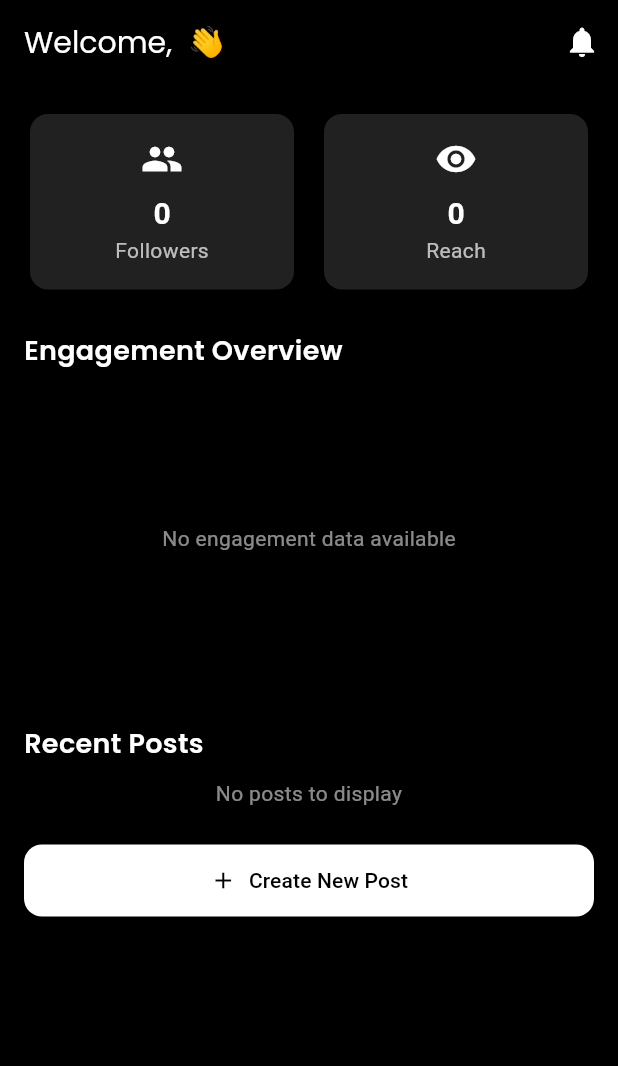
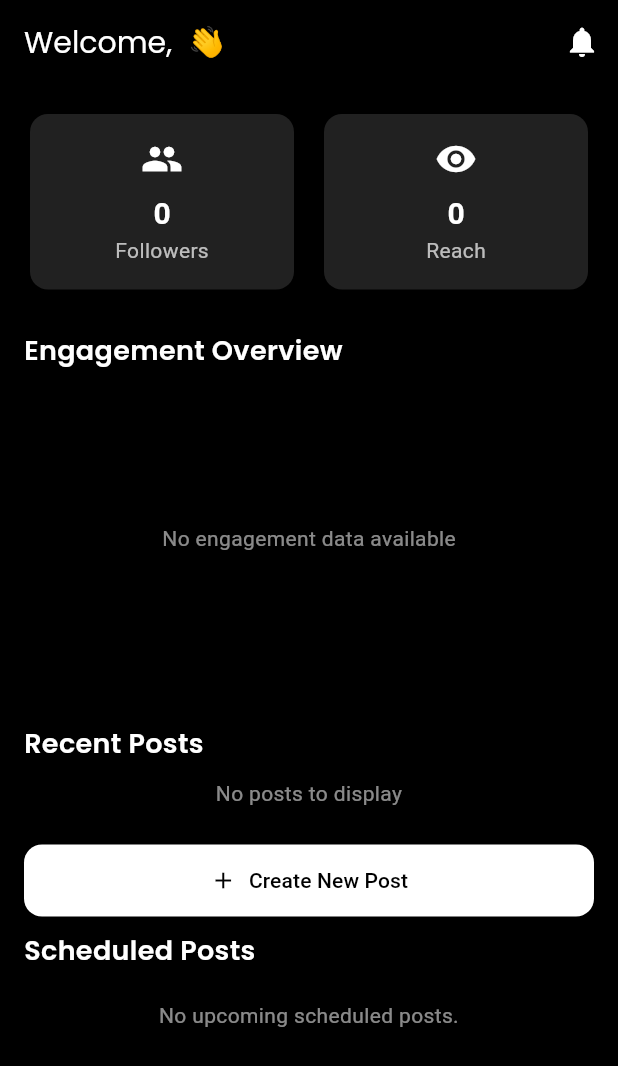
Before and after one commit to kartikkumarofficial/dashsocial, a Flutter app: the HomeScreen screen opened directly, on a phone screen of 412 x 824 dp. Shown: the top 1066 px of the screen. Run offline on Flutter 3.47's test engine with Material 3 defaults, Android fonts, the phone set to English and light mode, and no system bars; our stand-ins replace file_picker, fl_chart, flutter_datetime_picker_plus, get, glassmorphism, google_fonts and 3 more; accounts and stored records are empty; network calls fail.

Commit message:
feat: Implement post scheduling and Cloudinary image upload
This commit introduces functionality for users to schedule posts and upload images to Cloudinary.

**Key Changes:**

- **`PostController` (`lib/controllers/post_controller.dart`):**
    - New controller to manage post creation, image uploading, and fetching scheduled posts.
    - `uploadToCloudinary`: Uploads an image file to Cloudinary using credentials from `constants.dart` and returns the secure URL. Includes error handling and logging.
    - `uploadPost`:
        - Retrieves the current user's ID.
        - Calls `uploadToCloudinary` to upload the image.
        - Inserts post details (image URL, caption, scheduled time, user ID) into the Supabase 'posts' table.
        - Displays success or error snackbars.
        - Manages an `isUploading` observable state.
    - `fetchScheduledPosts`: Fetches posts scheduled for the future by the current user from Supabase.
- **`SchedulePostScreen` (`lib/presentation/screens/schedule_post_screen.dart`):**
    - Integrated `PostController` for post scheduling.
    - `schedulePost` method now calls `postController.uploadPost`.
    - Shows a `CircularProgressIndicator` while `postController.isUploading` is true.
    - Clears input fields upon successful upload.
- **`ScheduledPostsWidget` (`lib/presentation/widgets/schedulepost_widget.dart`):**
    - New widget to display a list of scheduled posts.
    - Uses `FutureBuilder` to fetch and display posts from `postController.fetchScheduledPosts`.
    - Shows a loading indicator and a message if no posts are scheduled.
    - Displays post image, caption, and scheduled time.
- **`HomeScreen` (`lib/presentation/screens/home_screen.dart`):**
    - Converted to `StatefulWidget`.
    - Added `getScheduledPosts` method to stream scheduled posts from Supabase, filtered for future dates.
    - Displays a "Scheduled Posts" section using `StreamBuilder` to show upcoming scheduled posts with their image, caption, and scheduled time.
- **`PostModel` (`lib/models/post_model.dart`):**
    - Added an optional `scheduledAt` field of type `DateTime?`.
    - Added a `fromJson` factory constructor to parse post data from JSON, including `scheduled_at`.
- **Cloudinary Integration:**
    - `PostController` now directly handles image uploads to Cloudinary via HTTP multipart requests.
    - Cloudinary credentials (`cloudName`, `uploadPreset`) are accessed from `constants.dart`.

```diff
--- a/lib/presentation/screens/home_screen.dart
+++ b/lib/presentation/screens/home_screen.dart
@@ -2,14 +2,47 @@ import 'package:flutter/material.dart';
 import 'package:get/get.dart';
 import 'package:google_fonts/google_fonts.dart';
 import 'package:fl_chart/fl_chart.dart';
+import 'package:supabase_flutter/supabase_flutter.dart';
 
 import '../../controllers/analytics_controller.dart';
 import '../widgets/recentpost_tile.dart';
 import '../widgets/stat_Card.dart';
 final analyticsController = Get.put(AnalyticsController());
 
-class HomeScreen extends StatelessWidget {
+class HomeScreen extends StatefulWidget {
     HomeScreen({super.key});
+
+  @override
+  State<HomeScreen> createState() => _HomeScreenState();
+}
+
+class _HomeScreenState extends State<HomeScreen> {
+  Stream<List<Map<String, dynamic>>> getUserPosts() {
+    final uid = Supabase.instance.client.auth.currentUser?.id;
+    return Supabase.instance.client
+        .from('posts')
+        .stream(primaryKey: ['id'])
+        .eq('user_id', uid!)
+        .order('created_at', ascending: false);
+
+  }
+  Stream<List<Map<String, dynamic>>> getScheduledPosts() {
+    final uid = Supabase.instance.client.auth.currentUser?.id;
+    final now = DateTime.now().toIso8601String();
+
+    return Supabase.instance.client
+        .from('posts')
+        .stream(primaryKey: ['id'])
+        .eq('user_id', uid!)
+        .order('scheduled_at', ascending: true)
+        .map((posts) => posts
+        .where((post) =>
+    post['scheduled_at'] != null &&
+        DateTime.parse(post['scheduled_at']).isAfter(DateTime.now()))
+        .toList());
+  }
+
+
 
   @override
   Widget build(BuildContext context) {
@@ -148,6 +181,9 @@ class HomeScreen extends StatelessWidget {
               ),
             ),
               SizedBox(height: 10),
+
+
+
             Obx(() {
               if (analyticsController.recentPosts.isEmpty) {
                 return Text(
@@ -163,7 +199,7 @@ class HomeScreen extends StatelessWidget {
                     imageUrl: post.imageUrl,
                     time: "${post.createdTime.day} ${monthName(post.createdTime.month)}",
                     likes: post.likes,
-                    comments: post.comments,
+                    comments:  post.comments,
                   );
                 }).toList(),
               );
@@ -186,13 +222,97 @@ class HomeScreen extends StatelessWidget {
                 ),
               ),
             ),
+            SizedBox(height: 10,),
+            Text(
+              "Scheduled Posts",
+              style: GoogleFonts.poppins(
+                color: Colors.white,
+                fontSize: 18,
+                fontWeight: FontWeight.w600,
+              ),
+            ),
+            SizedBox(height: 10),
+            StreamBuilder<List<Map<String, dynamic>>>(
+              stream: getScheduledPosts(),
+              builder: (context, snapshot) {
+                if (snapshot.connectionState == ConnectionState.waiting) {
+                  return Center(child: CircularProgressIndicator());
+                }
+
+                if (!snapshot.hasData || snapshot.data!.isEmpty) {
+                  return Padding(
+                    padding: EdgeInsets.symmetric(vertical: 10),
+                    child: Text(
+                      "No upcoming scheduled posts.",
+                      style: TextStyle(color: Colors.white54),
+                      textAlign: TextAlign.center,
+                    ),
+                  );
+                }
+
+                final scheduled = snapshot.data!;
+
+                return Column(
+                  crossAxisAlignment: CrossAxisAlignment.start,
+                  children: [
+                    Text(
+                      "📅 Scheduled Posts",
+                      style: GoogleFonts.poppins(
+                        color: Colors.white,
+                        fontSize: 18,
+                        fontWeight: FontWeight.w600,
+                      ),
+                    ),
+                    SizedBox(height: 10),
+                    ...scheduled.map((post) => Container(
+                      margin: EdgeInsets.only(bottom: 12),
+                      padding: EdgeInsets.all(12),
+                      decoration: BoxDecoration(
+                        color: Colors.white10,
+                        borderRadius: BorderRadius.circular(12),
+                      ),
+                      child: Row(
+                        children: [
+                          ClipRRect(
+                            borderRadius: BorderRadius.circular(8),
+                            child: Image.network(
+                              post['image_url'],
+                              width: 60,
+                              height: 60,
+                              fit: BoxFit.cover,
+                            ),
+                          ),
+                          SizedBox(width: 12),
+                          Expanded(
+                            child: Column(
+                              crossAxisAlignment: CrossAxisAlignment.start,
+                              children: [
+                                Text(
+                                  post['caption'],
+                                  style: TextStyle(
+                                    color: Colors.white,
+                                    fontWeight: FontWeight.w600,
+                                  ),
+                                ),
+                                SizedBox(height: 4),
+                                Text(
+                                  "Scheduled for: ${DateTime.parse(post['scheduled_at']).toLocal().toString().substring(0, 16)}",
+                                  style: TextStyle(color: Colors.white70, fontSize: 12),
+                                ),
+                              ],
+                            ),
+                          ),
+                        ],
+                      ),
+                    ))
+                  ],
+                );
+              },
+            ),
+
           ],
         ),
       ),
     );
   }
-
-
-
-
 }
```
Also changed, not shown: lib/controllers/post_controller.dart (+102 -0 lines), lib/models/post_model.dart (+15 -0 lines), lib/presentation/screens/schedule_post_screen.dart (+26 -9 lines), lib/presentation/widgets/schedulepost_widget.dart (added, +84 -0 lines).
